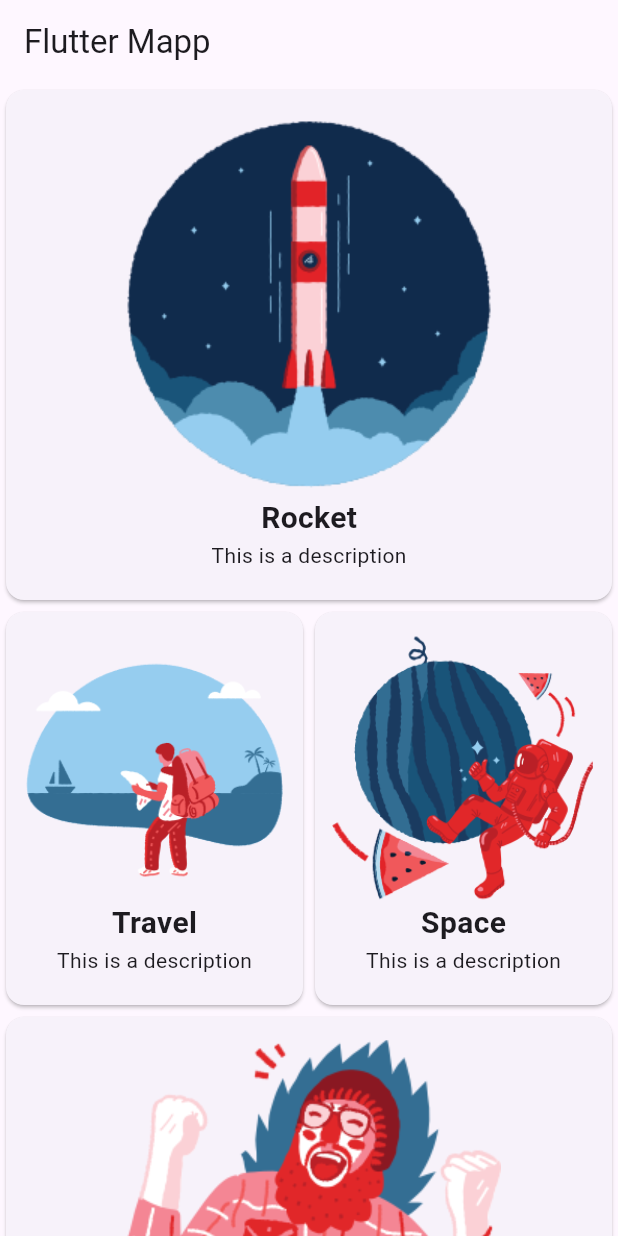
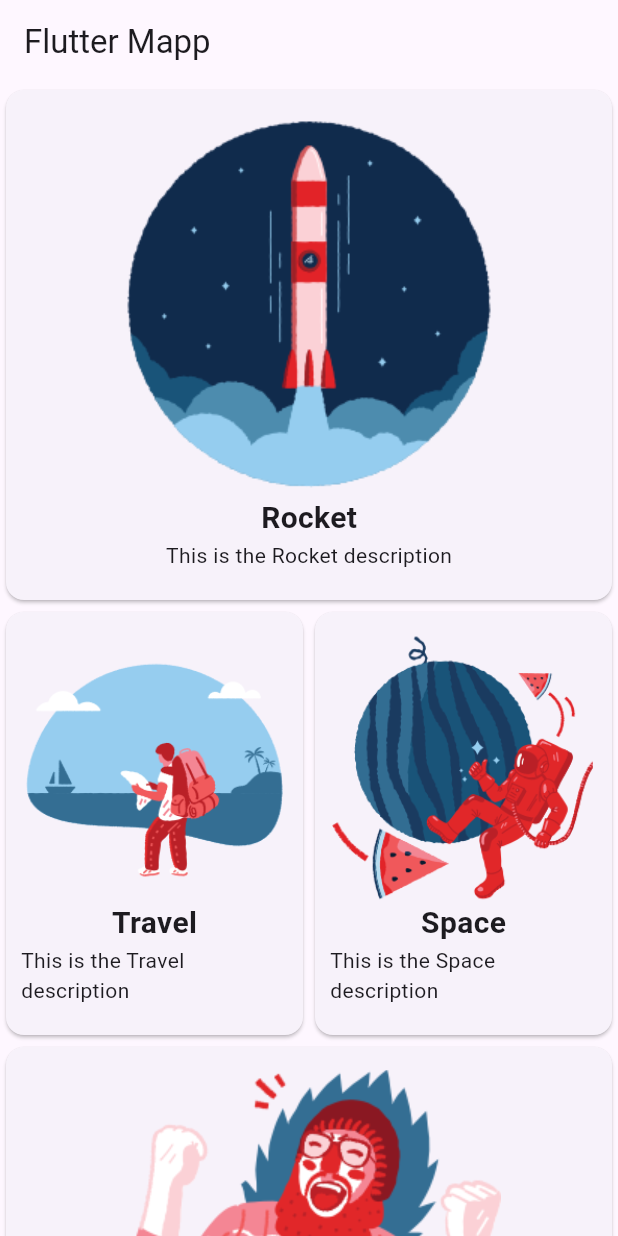
Before and after one commit to 00ZRHun/Flutter_Crash_Course, a Flutter app: the screen it shows after launch, on a phone screen of 412 x 824 dp. Run offline on Flutter 3.47's test engine with Material 2 defaults, Android fonts, the phone set to English and light mode, and no system bars.

Commit message:
add dynamic description

```diff
--- a/lib/widget/card_widget.dart
+++ b/lib/widget/card_widget.dart
@@ -27,7 +27,7 @@ class CardWidget extends StatelessWidget {
                 fontWeight: FontWeight.bold,
               ),
             ),
-            const Text('This is a description'),
+            Text('This is the ${box.title} description'),
             const SizedBox(height: kDouble10)
           ],
         ),
```
